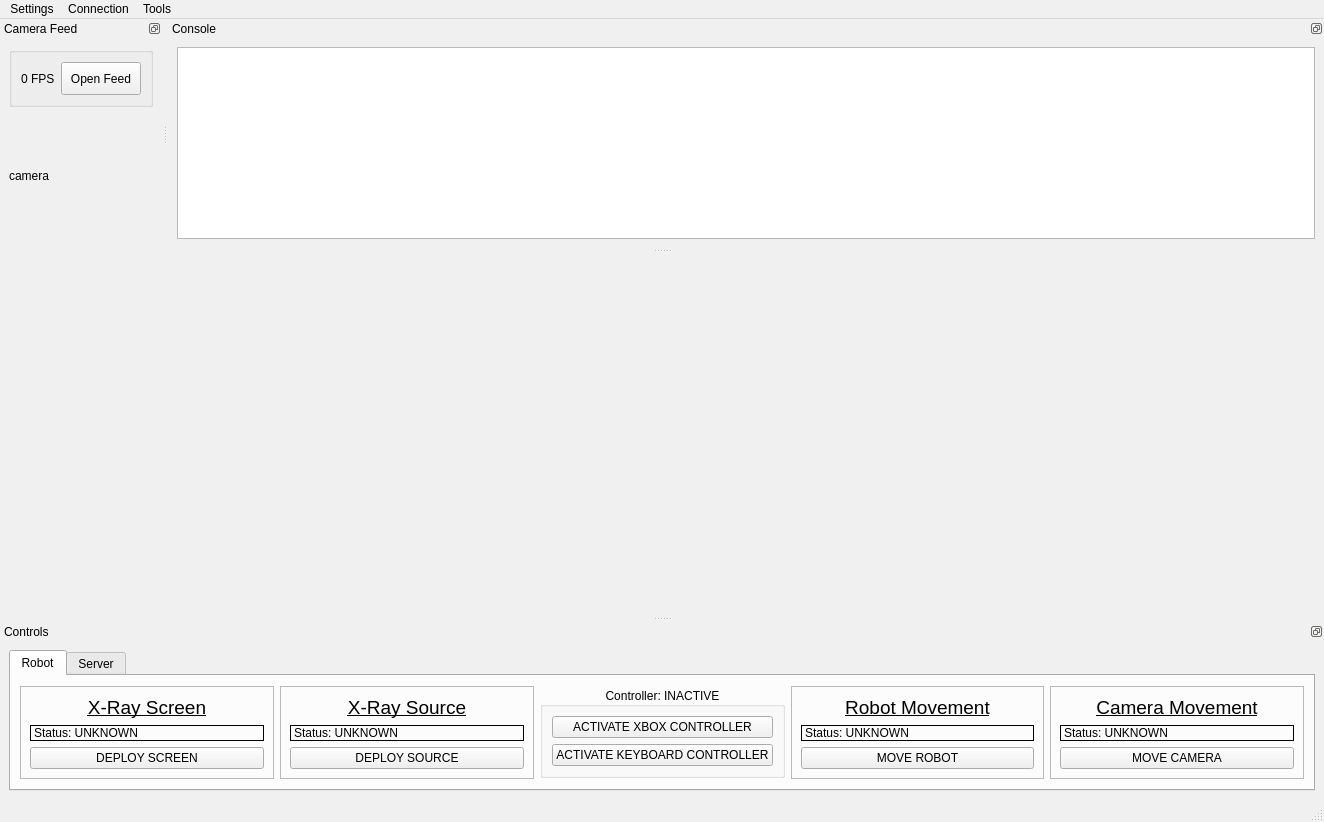
First picture: the form in form.ui, repository NCejka/groundstation, before the edit.
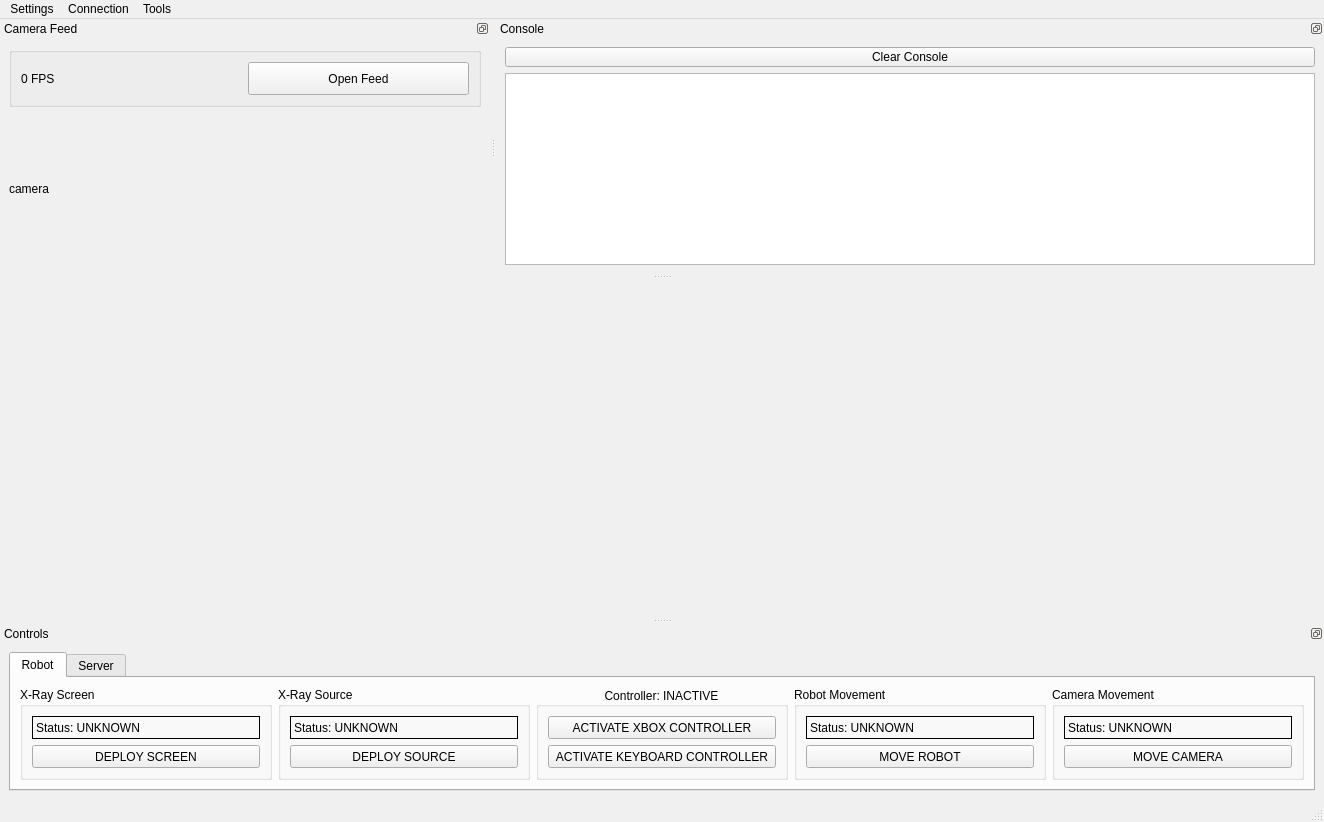
Second picture: the form after the edit. The open tabs and pages were chosen to show the change.

The edit to the form file:
```diff
--- a/form.ui
+++ b/form.ui
@@ -605,7 +605,7 @@
      <item row="0" column="0" rowspan="2" colspan="2">
       <widget class="QTabWidget" name="tabWidget">
        <property name="sizePolicy">
-        <sizepolicy hsizetype="Preferred" vsizetype="Fixed">
+        <sizepolicy hsizetype="Preferred" vsizetype="Preferred">
          <horstretch>0</horstretch>
          <verstretch>0</verstretch>
         </sizepolicy>
@@ -621,51 +621,32 @@
          <string>Robot</string>
         </attribute>
         <layout class="QGridLayout" name="gridLayout_3">
-         <item row="0" column="0">
-          <widget class="QFrame" name="frame">
-           <property name="frameShape">
-            <enum>QFrame::StyledPanel</enum>
+         <item row="0" column="3">
+          <widget class="QGroupBox" name="groupBox_4">
+           <property name="title">
+            <string>Robot Movement</string>
            </property>
-           <property name="frameShadow">
-            <enum>QFrame::Raised</enum>
-           </property>
-           <layout class="QVBoxLayout" name="verticalLayout">
+           <layout class="QVBoxLayout" name="verticalLayout_2">
             <item>
-             <widget class="QLabel" name="label">
-              <property name="font">
-               <font>
-                <pointsize>14</pointsize>
-                <underline>true</underline>
-               </font>
-              </property>
-              <property name="autoFillBackground">
-               <bool>false</bool>
-              </property>
-              <property name="text">
-               <string>X-Ray Screen</string>
-              </property>
-              <property name="alignment">
-               <set>Qt::AlignCenter</set>
-              </property>
-             </widget>
-            </item>
-            <item>
-             <widget class="QLabel" name="label_5">
+             <widget class="QLabel" name="label_7">
               <property name="frameShape">
                <enum>QFrame::Box</enum>
               </property>
-              <property name="frameShadow">
-               <enum>QFrame::Plain</enum>
-              </property>
               <property name="text">
                <string>Status: UNKNOWN</string>
               </property>
              </widget>
             </item>
             <item>
-             <widget class="QPushButton" name="pushButton_2">
+             <widget class="QPushButton" name="pushButton">
+              <property name="sizePolicy">
+               <sizepolicy hsizetype="Preferred" vsizetype="Preferred">
+                <horstretch>0</horstretch>
+                <verstretch>0</verstretch>
+               </sizepolicy>
+              </property>
               <property name="text">
-               <string>DEPLOY SCREEN</string>
+               <string>MOVE ROBOT</string>
               </property>
              </widget>
             </item>
@@ -675,7 +656,7 @@
          <item row="0" column="2">
           <widget class="QGroupBox" name="groupBoxController">
            <property name="sizePolicy">
-            <sizepolicy hsizetype="Fixed" vsizetype="Fixed">
+            <sizepolicy hsizetype="Preferred" vsizetype="Preferred">
              <horstretch>0</horstretch>
              <verstretch>0</verstretch>
             </sizepolicy>
@@ -689,6 +670,12 @@
            <layout class="QVBoxLayout" name="verticalLayout_7">
             <item>
              <widget class="QPushButton" name="pushButton_3">
+              <property name="sizePolicy">
+               <sizepolicy hsizetype="Preferred" vsizetype="Preferred">
+                <horstretch>0</horstretch>
+                <verstretch>0</verstretch>
+               </sizepolicy>
+              </property>
               <property name="text">
                <string>ACTIVATE XBOX CONTROLLER</string>
               </property>
@@ -696,6 +683,12 @@
             </item>
             <item>
              <widget class="QPushButton" name="pushButton_5">
+              <property name="sizePolicy">
+               <sizepolicy hsizetype="Preferred" vsizetype="Preferred">
+                <horstretch>0</horstretch>
+                <verstretch>0</verstretch>
+               </sizepolicy>
+              </property>
               <property name="text">
                <string>ACTIVATE KEYBOARD CONTROLLER</string>
               </property>
@@ -704,45 +697,73 @@
            </layout>
           </widget>
          </item>
-         <item row="0" column="3">
-          <widget class="QFrame" name="frame_3">
-           <property name="frameShape">
-            <enum>QFrame::StyledPanel</enum>
-           </property>
-           <property name="frameShadow">
-            <enum>QFrame::Raised</enum>
+         <item row="0" column="4">
+          <widget class="QGroupBox" name="groupBox_5">
+           <property name="title">
+            <string>Camera Movement</string>
            </property>
            <layout class="QVBoxLayout" name="verticalLayout_3">
             <item>
-             <widget class="QLabel" name="label_3">
-              <property name="font">
-               <font>
-                <pointsize>14</pointsize>
-                <underline>true</underline>
-               </font>
+             <widget class="QLabel" name="label_8">
+              <property name="frameShape">
+               <enum>QFrame::Box</enum>
               </property>
               <property name="text">
-               <string>Robot Movement</string>
+               <string>Status: UNKNOWN</string>
               </property>
-              <property name="alignment">
-               <set>Qt::AlignCenter</set>
+             </widget>
+            </item>
+            <item>
+             <widget class="QPushButton" name="pushButton_6">
+              <property name="sizePolicy">
+               <sizepolicy hsizetype="Preferred" vsizetype="Preferred">
+                <horstretch>0</horstretch>
+                <verstretch>0</verstretch>
+               </sizepolicy>
               </property>
+              <property name="text">
+               <string>MOVE CAMERA</string>
+              </property>
              </widget>
             </item>
+           </layout>
+          </widget>
+         </item>
+         <item row="0" column="0">
+          <widget class="QGroupBox" name="groupBox_2">
+           <property name="sizePolicy">
+            <sizepolicy hsizetype="Preferred" vsizetype="Preferred">
+             <horstretch>0</horstretch>
+             <verstretch>0</verstretch>
+            </sizepolicy>
+           </property>
+           <property name="title">
+            <string>X-Ray Screen</string>
+           </property>
+           <layout class="QVBoxLayout" name="verticalLayout_12">
             <item>
-             <widget class="QLabel" name="label_7">
+             <widget class="QLabel" name="label_5">
               <property name="frameShape">
                <enum>QFrame::Box</enum>
               </property>
+              <property name="frameShadow">
+               <enum>QFrame::Plain</enum>
+              </property>
               <property name="text">
                <string>Status: UNKNOWN</string>
               </property>
              </widget>
             </item>
             <item>
-             <widget class="QPushButton" name="pushButton">
+             <widget class="QPushButton" name="pushButton_2">
+              <property name="sizePolicy">
+               <sizepolicy hsizetype="Preferred" vsizetype="Preferred">
+                <horstretch>0</horstretch>
+                <verstretch>0</verstretch>
+               </sizepolicy>
+              </property>
               <property name="text">
-               <string>MOVE ROBOT</string>
+               <string>DEPLOY SCREEN</string>
               </property>
              </widget>
             </item>
@@ -750,30 +771,11 @@
           </widget>
          </item>
          <item row="0" column="1">
-          <widget class="QFrame" name="frame_2">
-           <property name="frameShape">
-            <enum>QFrame::StyledPanel</enum>
+          <widget class="QGroupBox" name="groupBox_3">
+           <property name="title">
+            <string>X-Ray Source</string>
            </property>
-           <property name="frameShadow">
-            <enum>QFrame::Raised</enum>
-           </property>
-           <layout class="QVBoxLayout" name="verticalLayout_2">
-            <item>
-             <widget class="QLabel" name="label_2">
-              <property name="font">
-               <font>
-                <pointsize>14</pointsize>
-                <underline>true</underline>
-               </font>
-              </property>
-              <property name="text">
-               <string>X-Ray Source</string>
-              </property>
-              <property name="alignment">
-               <set>Qt::AlignCenter</set>
-              </property>
-             </widget>
-            </item>
+           <layout class="QVBoxLayout" name="verticalLayout">
             <item>
              <widget class="QLabel" name="label_6">
               <property name="frameShape">
@@ -789,6 +791,12 @@
             </item>
             <item>
              <widget class="QPushButton" name="pushButton_4">
+              <property name="sizePolicy">
+               <sizepolicy hsizetype="Preferred" vsizetype="Preferred">
+                <horstretch>0</horstretch>
+                <verstretch>0</verstretch>
+               </sizepolicy>
+              </property>
               <property name="text">
                <string>DEPLOY SOURCE</string>
               </property>
@@ -797,57 +805,6 @@
            </layout>
           </widget>
          </item>
-         <item row="0" column="4">
-          <widget class="QFrame" name="frame_4">
-           <property name="frameShape">
-            <enum>QFrame::StyledPanel</enum>
-           </property>
-           <property name="frameShadow">
-            <enum>QFrame::Raised</enum>
-           </property>
-           <layout class="QVBoxLayout" name="verticalLayout_4">
-            <item>
-             <widget class="QLabel" name="label_4">
-              <property name="font">
-               <font>
-                <pointsize>14</pointsize>
-                <underline>true</underline>
-               </font>
-              </property>
-              <property name="frameShape">
-               <enum>QFrame::NoFrame</enum>
-              </property>
-              <property name="frameShadow">
-               <enum>QFrame::Plain</enum>
-              </property>
-              <property name="text">
-               <string>Camera Movement</string>
-              </property>
-              <property name="alignment">
-               <set>Qt::AlignCenter</set>
-              </property>
-             </widget>
-            </item>
-            <item>
-             <widget class="QLabel" name="label_8">
-              <property name="frameShape">
-               <enum>QFrame::Box</enum>
-              </property>
-              <property name="text">
-               <string>Status: UNKNOWN</string>
-              </property>
-             </widget>
-            </item>
-            <item>
-             <widget class="QPushButton" name="pushButton_6">
-              <property name="text">
-               <string>MOVE CAMERA</string>
-              </property>
-             </widget>
-            </item>
-           </layout>
-          </widget>
-         </item>
         </layout>
        </widget>
        <widget class="QWidget" name="tab_2">
@@ -942,7 +899,7 @@
   </widget>
   <widget class="QDockWidget" name="dockWidgetCamera">
    <property name="sizePolicy">
-    <sizepolicy hsizetype="Fixed" vsizetype="Fixed">
+    <sizepolicy hsizetype="Preferred" vsizetype="Preferred">
      <horstretch>0</horstretch>
      <verstretch>0</verstretch>
     </sizepolicy>
@@ -1039,6 +996,25 @@
    </attribute>
    <widget class="QWidget" name="dockWidgetContents_4">
     <layout class="QVBoxLayout" name="verticalLayout_6">
+     <item>
+      <widget class="QPushButton" name="pushButtonClearConsole">
+       <property name="sizePolicy">
+        <sizepolicy hsizetype="Minimum" vsizetype="Fixed">
+         <horstretch>0</horstretch>
+         <verstretch>0</verstretch>
+        </sizepolicy>
+       </property>
+       <property name="maximumSize">
+        <size>
+         <width>16777215</width>
+         <height>20</height>
+        </size>
+       </property>
+       <property name="text">
+        <string>Clear Console</string>
+       </property>
+      </widget>
+     </item>
      <item>
       <widget class="QTextBrowser" name="textBrowser_log"/>
      </item>
```
Left out of the diff: 15 changed lines with no effect on the pictures.
